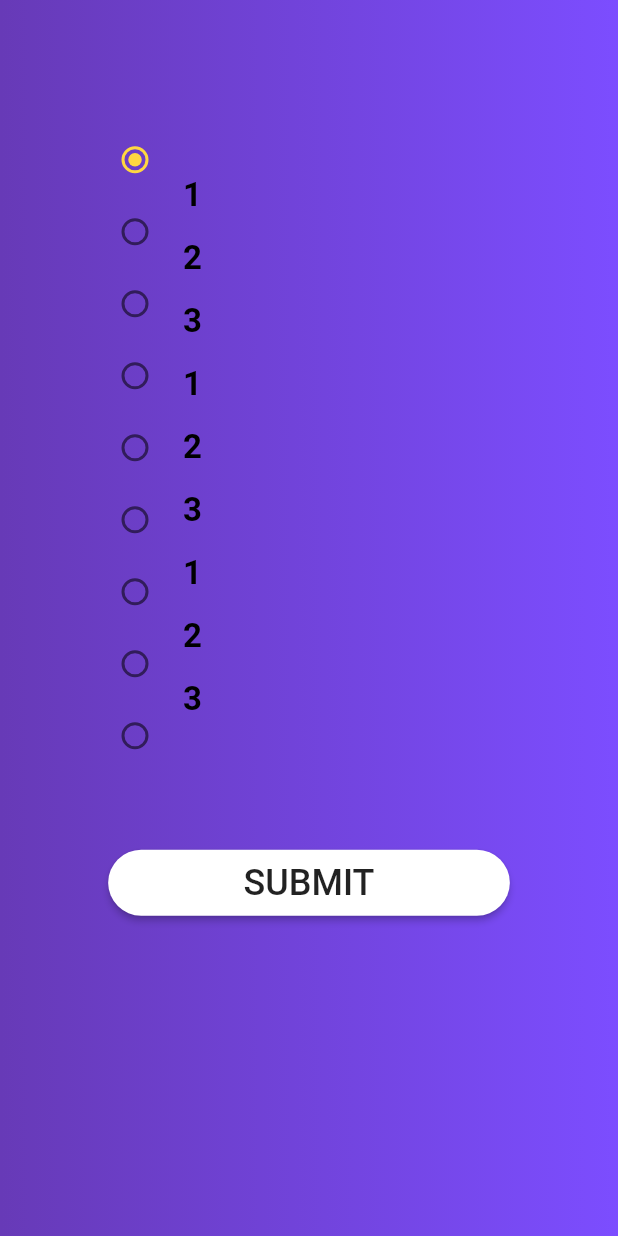
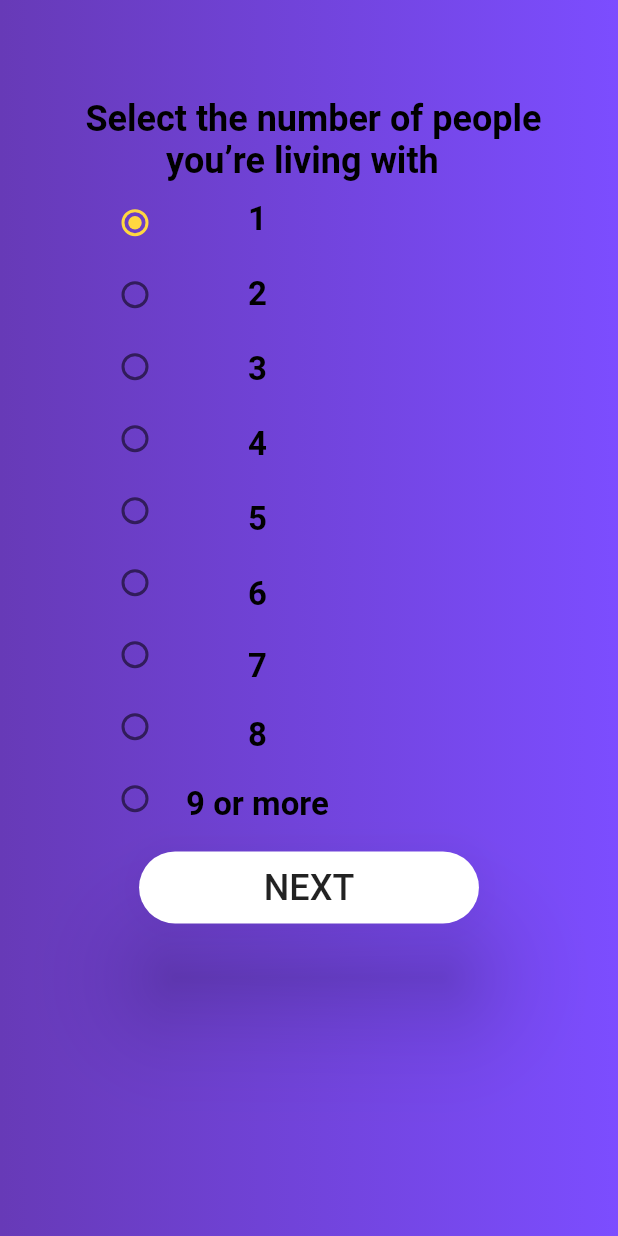
Before and after one commit to kodekittu/food_monk, a Flutter app: the SharePage screen opened by its route, on a phone screen of 412 x 824 dp. Run offline on Flutter 3.47's test engine with Material 2 defaults, Android fonts, the phone set to English and light mode, and no system bars.

Commit message:
screen 6

```diff
--- a/lib/screens/screen_1.dart
+++ b/lib/screens/screen_1.dart
@@ -91,6 +91,7 @@ class _LoginPageState extends State<LoginPage> {
             SizedBox(
               width: double.infinity,
               child: RaisedButton(
+                elevation: 30,
                 color: Colors.white,
                 padding: const EdgeInsets.all(8.0),
                 child: Text("Login".toUpperCase(), style: TextStyle(fontSize: 24),),
--- a/lib/screens/screen_2.dart
+++ b/lib/screens/screen_2.dart
@@ -77,11 +77,12 @@ class _LanguagePageState extends State<LanguagePage> {
               ],),
             ),
             SizedBox(
-              width: data.size.width * 0.65,
+              width: data.size.width * 0.55,
               child: RaisedButton(
+                elevation: 30,
                 color: Colors.white,
                 padding: const EdgeInsets.all(8.0),
-                child: Text("Submit".toUpperCase(), style: TextStyle(fontSize: 24),),
+                child: Text("NEXT".toUpperCase(), style: TextStyle(fontSize: 24),),
                 onPressed: () => Navigator.pushNamed(context, detailRoute),
                 splashColor: Colors.amber,
                 shape: RoundedRectangleBorder(
--- a/lib/screens/screen_3.dart
+++ b/lib/screens/screen_3.dart
@@ -91,10 +91,11 @@ class _DetailsPageState extends State<DetailsPage> {
                       child: SizedBox(
                         width: data.size.width * 0.55,
                         child: RaisedButton(
+                          elevation: 30,
                           color: Colors.white,
                           padding: const EdgeInsets.all(8.0),
                           splashColor: Colors.amber,
-                          child: Text("SUBMIT".toUpperCase(),
+                          child: Text("NEXT".toUpperCase(),
                             style: TextStyle(fontSize: 24),
                           ),
                           onPressed: () { // => Navigator.pushNamed(context, paymntRoute),
--- a/lib/screens/screen_6.dart
+++ b/lib/screens/screen_6.dart
@@ -1,4 +1,5 @@
 import 'package:flutter/material.dart';
+import 'package:foodmonk/router.dart';
 
 class SharePage extends StatefulWidget {
   @override
@@ -26,10 +27,16 @@ class _SharePageState extends State<SharePage> {
             )
         ),
         child: Column(children: <Widget>[
-
-          SizedBox(height: data.size.height * 0.02),
+          SizedBox(height: data.size.height * 0.06),
+          Center(
+            child: Text(' Select the number of people\n          you’re living with', style: TextStyle(
+                color: Colors.black,
+                fontSize: 24.0,
+                fontWeight: FontWeight.bold
+            ),),
+          ),
           Padding(
-            padding: const EdgeInsets.all(50.0),
+            padding: const EdgeInsets.only(left:50.0),
             child: Row(children: <Widget>[
               Column(children: [0, 1, 2, 3, 4, 5, 6,7,8].map((int index) =>
                   Radio<int>(
@@ -44,7 +51,7 @@ class _SharePageState extends State<SharePage> {
               ),
               Column(children: <Widget>[
                 Padding(
-                  padding: const EdgeInsets.all(8.0),
+                  padding: const EdgeInsets.all(12.0),
                   child: Text("1",style: TextStyle(
                       color: Colors.black,
                       fontSize: 22.0,
@@ -52,7 +59,7 @@ class _SharePageState extends State<SharePage> {
                   ),),
                 ),
                 Padding(
-                  padding: const EdgeInsets.all(8.0),
+                  padding: const EdgeInsets.all(12.0),
                   child: Text("2", style: TextStyle(
                       color: Colors.black,
                       fontSize: 22.0,
@@ -60,7 +67,7 @@ class _SharePageState extends State<SharePage> {
                   ),),
                 ),
                 Padding(
-                  padding: const EdgeInsets.all(8.0),
+                  padding: const EdgeInsets.all(12.0),
                   child: Text("3", style: TextStyle(
                       color: Colors.black,
                       fontSize: 22.0,
@@ -68,48 +75,48 @@ class _SharePageState extends State<SharePage> {
                   ),),
                 ),
                 Padding(
-                  padding: const EdgeInsets.all(8.0),
-                  child: Text("1",style: TextStyle(
+                  padding: const EdgeInsets.all(12.0),
+                  child: Text("4",style: TextStyle(
                       color: Colors.black,
                       fontSize: 22.0,
                       fontWeight: FontWeight.bold
                   ),),
                 ),
                 Padding(
-                  padding: const EdgeInsets.all(8.0),
-                  child: Text("2", style: TextStyle(
+                  padding: const EdgeInsets.all(12.0),
+                  child: Text("5", style: TextStyle(
                       color: Colors.black,
                       fontSize: 22.0,
                       fontWeight: FontWeight.bold
                   ),),
                 ),
                 Padding(
-                  padding: const EdgeInsets.all(8.0),
-                  child: Text("3", style: TextStyle(
+                  padding: const EdgeInsets.all(12.0),
+                  child: Text("6", style: TextStyle(
                       color: Colors.black,
                       fontSize: 22.0,
                       fontWeight: FontWeight.bold
                   ),),
                 ),
                 Padding(
-                  padding: const EdgeInsets.all(8.0),
-                  child: Text("1",style: TextStyle(
+                  padding: const EdgeInsets.all(10.0),
+                  child: Text("7",style: TextStyle(
                       color: Colors.black,
                       fontSize: 22.0,
                       fontWeight: FontWeight.bold
                   ),),
                 ),
                 Padding(
-                  padding: const EdgeInsets.all(8.0),
-                  child: Text("2", style: TextStyle(
+                  padding: const EdgeInsets.all(10.0),
+                  child: Text("8", style: TextStyle(
                       color: Colors.black,
                       fontSize: 22.0,
                       fontWeight: FontWeight.bold
                   ),),
                 ),
                 Padding(
-                  padding: const EdgeInsets.all(8.0),
-                  child: Text("3", style: TextStyle(
+                  padding: const EdgeInsets.all(10.0),
+                  child: Text("9 or more", style: TextStyle(
                       color: Colors.black,
                       fontSize: 22.0,
                       fontWeight: FontWeight.bold
@@ -119,12 +126,16 @@ class _SharePageState extends State<SharePage> {
             ],),
           ),
           SizedBox(
-            width: data.size.width * 0.65,
+            height: data.size.height *0.01,
+          ),
+          SizedBox(
+            width: data.size.width * 0.55,
             child: RaisedButton(
+              elevation: 30,
               color: Colors.white,
-              padding: const EdgeInsets.all(8.0),
-              child: Text("Submit".toUpperCase(), style: TextStyle(fontSize: 24),),
-              onPressed: () => {},// Navigator.pushNamed(context, detailRoute),
+              padding: const EdgeInsets.all(10.0),
+              child: Text("next".toUpperCase(), style: TextStyle(fontSize: 24),),
+              onPressed: () =>  Navigator.pushNamed(context, networkRoute),
               splashColor: Colors.amber,
               shape: RoundedRectangleBorder(
                   borderRadius: BorderRadius.circular(30.0)
```
Also changed, not shown: lib/screens/screen_4.dart (+62 -6 lines), lib/screens/screen_5.dart (+85 -3 lines), lib/screens/screen_7.dart (+1 -6 lines).
